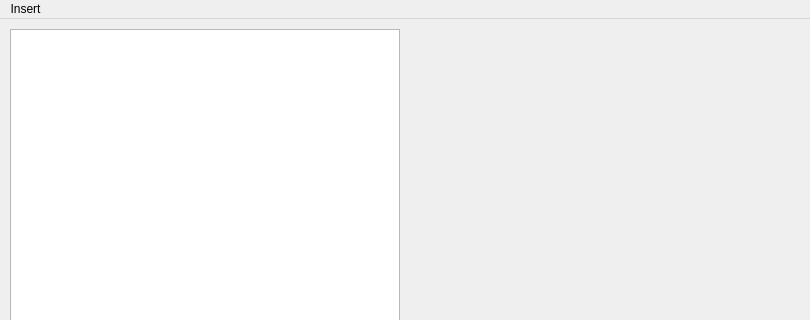
Above: mainwindow.ui from bogdanov-d-a/TableEditor before the change; both pictures show x 0 to 810 and y 0 to 320 of the 810 by 600 pixel window. Below: the same form after it.
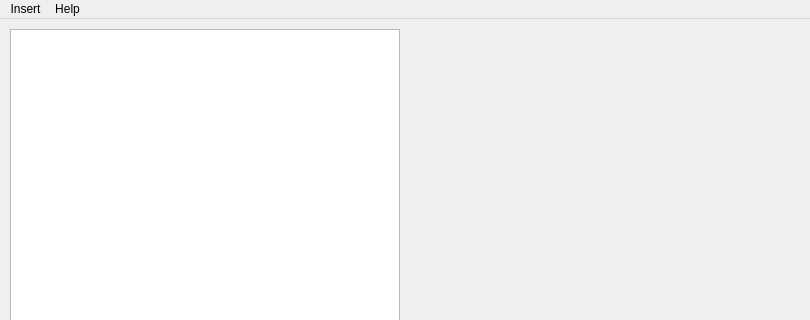
That is the form after the change.

Commit message: Add about dialog

```diff
--- a/mainwindow.ui
+++ b/mainwindow.ui
@@ -40,7 +40,14 @@
     </property>
     <addaction name="actionInsert_row"/>
    </widget>
+   <widget class="QMenu" name="menuHelp">
+    <property name="title">
+     <string>Help</string>
+    </property>
+    <addaction name="actionAbout"/>
+   </widget>
    <addaction name="menuInsert"/>
+   <addaction name="menuHelp"/>
   </widget>
   <widget class="QStatusBar" name="statusbar"/>
   <action name="actionInsert_row">
```
Left out of the diff: 5 changed lines with no effect on the pictures. The commit also changes 6 other files.
